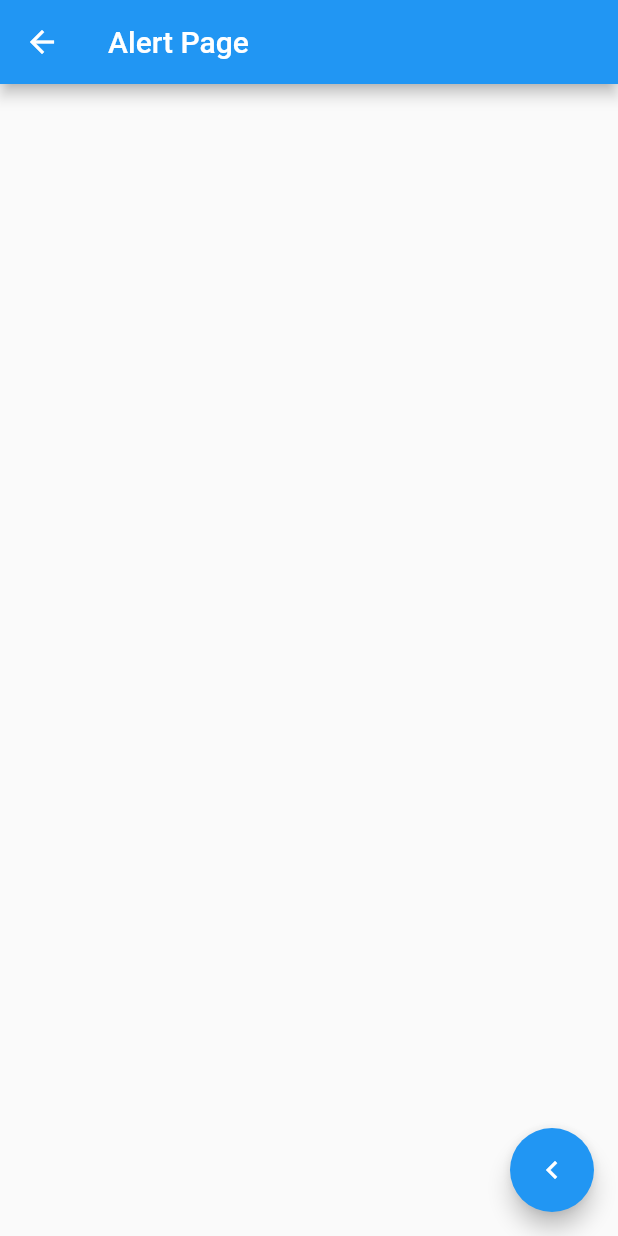
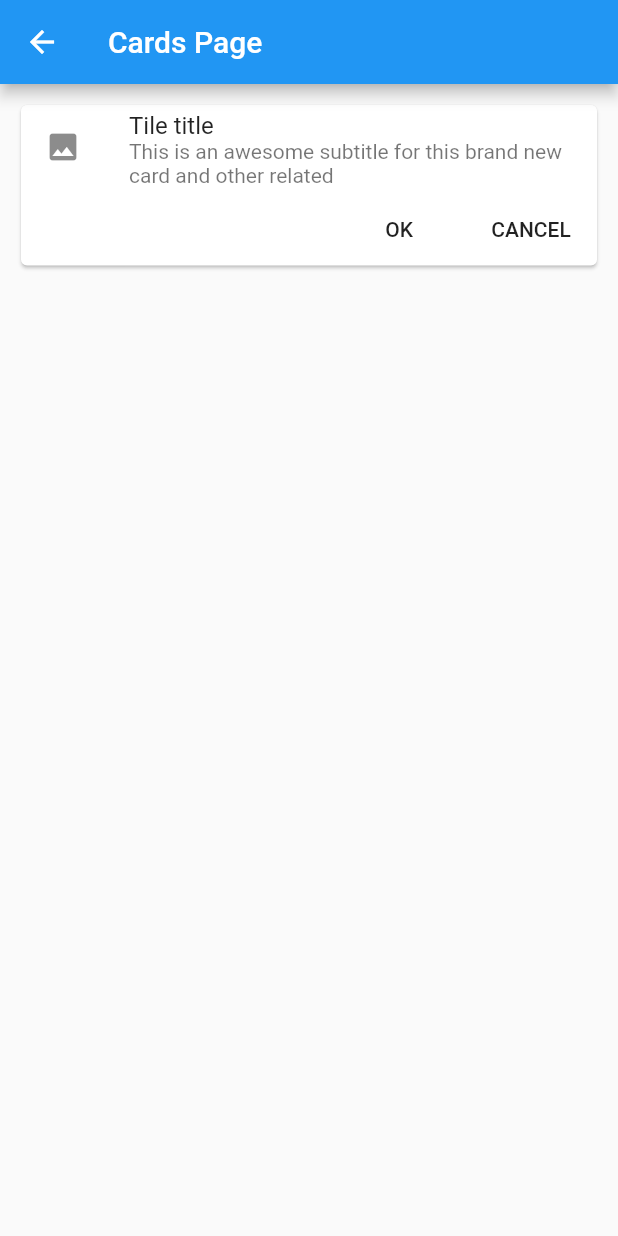
Before and after one commit to VictorParodi/Tools, a Flutter app: the screen it shows after launch, after a tap on "Cards - Tarjetas", on a phone screen of 412 x 824 dp. Run offline on Flutter 3.47's test engine with Material 2 defaults, Android fonts, the phone set to English and light mode, and no system bars.

Commit message:
[app1] commit 10: implenting a Card widget

```diff
--- a/lib/main.dart
+++ b/lib/main.dart
@@ -1,7 +1,6 @@
 import 'package:flutter/material.dart';
 import './src/routes/routes.dart';
 import './src/pages/alert_page.dart';
-// import './src/pages/home_temp.dart';
 
 void main() => runApp(MyApp());
 
--- /dev/null
+++ b/lib/src/pages/cards_page.dart
@@ -0,0 +1,47 @@
+import 'package:flutter/material.dart';
+
+class CardsPage extends StatelessWidget {
+  @override
+  Widget build(BuildContext context) {
+    return Container(
+      child: Scaffold(
+        appBar: AppBar(title: Text('Cards Page'),),
+        body: ListView(
+          padding: EdgeInsets.all(10.0),
+          children: <Widget> [
+            _cardsOne()
+          ],
+        ),
+      ),
+    );
+  }
+
+  _cardsOne() {
+    return (
+      Card(
+        child: Column(
+          children: <Widget>[
+            ListTile(
+              leading: Icon(Icons.photo),
+              title: Text('Tile title'),
+              subtitle: Text('This is an awesome subtitle for this brand new card and other related'),
+            ),
+            Row(
+              mainAxisAlignment: MainAxisAlignment.end,
+              children: <Widget>[
+                FlatButton(
+                  onPressed: () {},
+                  child: Text('OK'),
+                ),
+                FlatButton(
+                  onPressed: () {},
+                  child: Text('CANCEL'),
+                )
+              ],
+            )
+          ],
+        ),
+      )
+    );
+  }
+}
--- a/lib/src/pages/home_page.dart
+++ b/lib/src/pages/home_page.dart
@@ -1,8 +1,6 @@
 import 'package:flutter/material.dart';
 import './../providers/menu_provider.dart';
 import './../utils/icons_utils.dart';
-import './alert_page.dart';
-import './avatar_page.dart';
 
 class HomePage extends StatelessWidget {
   @override
@@ -34,8 +32,6 @@ class HomePage extends StatelessWidget {
         subtitle: Text('Subtitle'),
         onLongPress: () {},
         onTap: () {
-          // final route = MaterialPageRoute(builder: (context) => AlertPage());
-          // Navigator.push(context, route);
           Navigator.pushNamed(context, item['ruta']);
         },
         );
--- a/lib/src/routes/routes.dart
+++ b/lib/src/routes/routes.dart
@@ -1,4 +1,5 @@
 import 'package:flutter/material.dart';
+import 'package:tools/src/pages/cards_page.dart';
 import './../pages/home_page.dart';
 import './../pages/alert_page.dart';
 import './../pages/avatar_page.dart';
@@ -7,6 +8,7 @@ Map<String, WidgetBuilder> getRoutes() {
   return {
     'home': (context) => new HomePage(),
     'alert': (context) => new AlertPage(),
-    'avatar': (context) => new AvatarPage()
+    'avatar': (context) => new AvatarPage(),
+    'card': (context) => new CardsPage()
   };
 }
```
